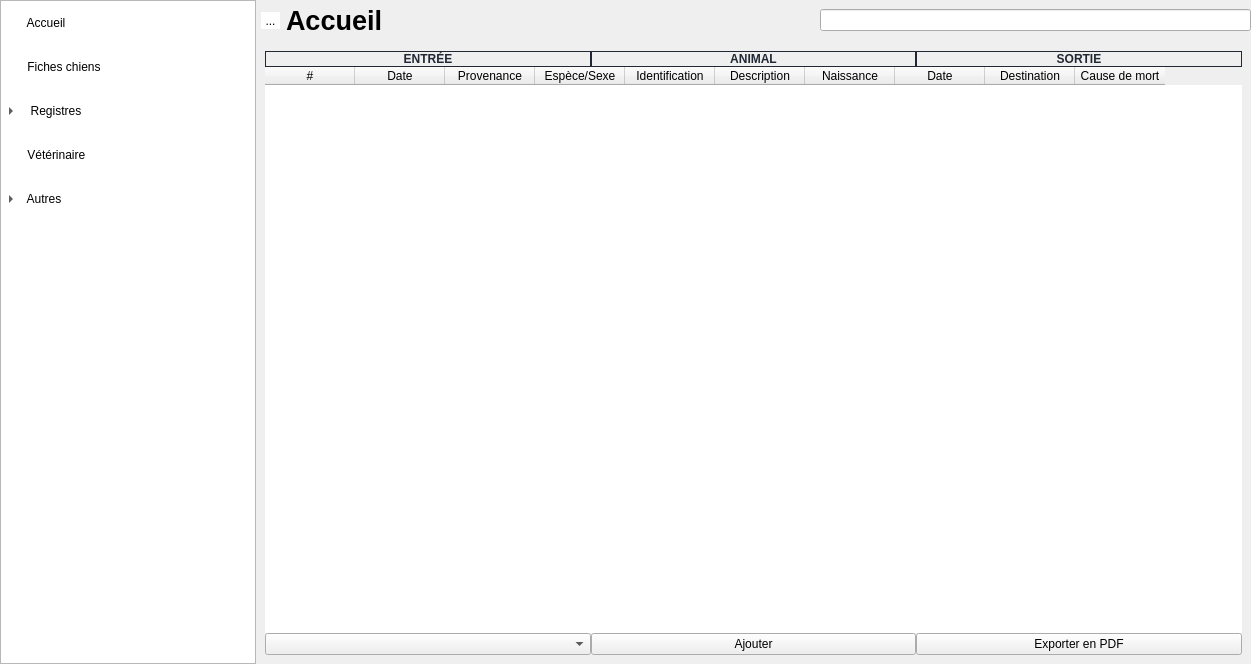
ArtAuc/mkrescue, file mainwindow.ui: the form before one commit.
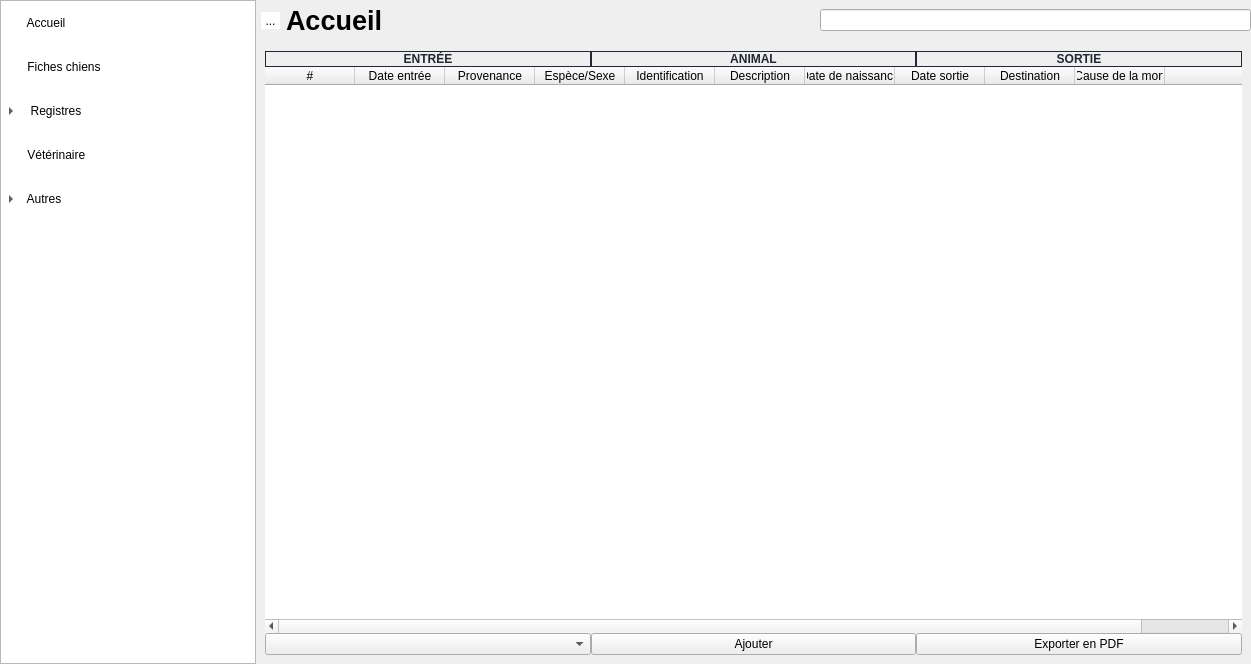
The form after the commit. Icons and pictures are not drawn. Custom widgets are drawn as their Qt base class.

Commit message: Modify buttons for each entry on Entrées/Sorties

Patch:
```diff
--- a/mainwindow.ui
+++ b/mainwindow.ui
@@ -501,7 +501,7 @@
             </column>
             <column>
              <property name="text">
-              <string>Date</string>
+              <string>Date entrée</string>
              </property>
             </column>
             <column>
@@ -526,12 +526,12 @@
             </column>
             <column>
              <property name="text">
-              <string>Naissance</string>
+              <string>Date de naissance</string>
              </property>
             </column>
             <column>
              <property name="text">
-              <string>Date</string>
+              <string>Date sortie</string>
              </property>
             </column>
             <column>
@@ -541,7 +541,12 @@
             </column>
             <column>
              <property name="text">
-              <string>Cause de mort</string>
+              <string>Cause de la mort</string>
+             </property>
+            </column>
+            <column>
+             <property name="text">
+              <string/>
              </property>
             </column>
            </widget>
```
The commit also changes 6 other files.
